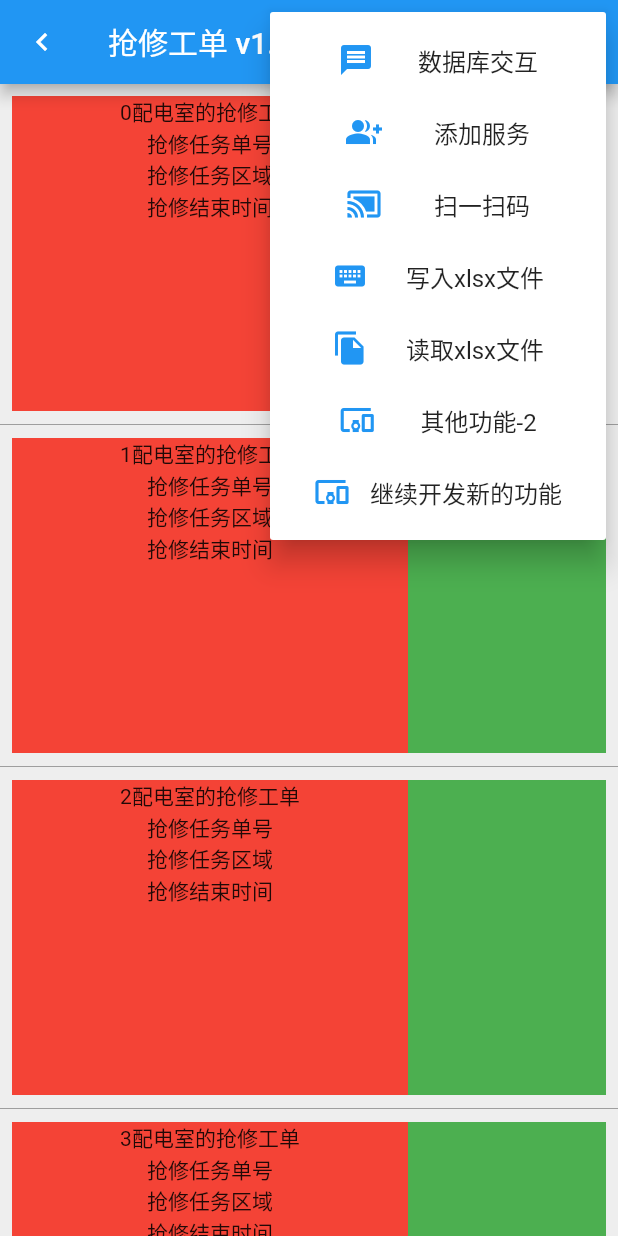
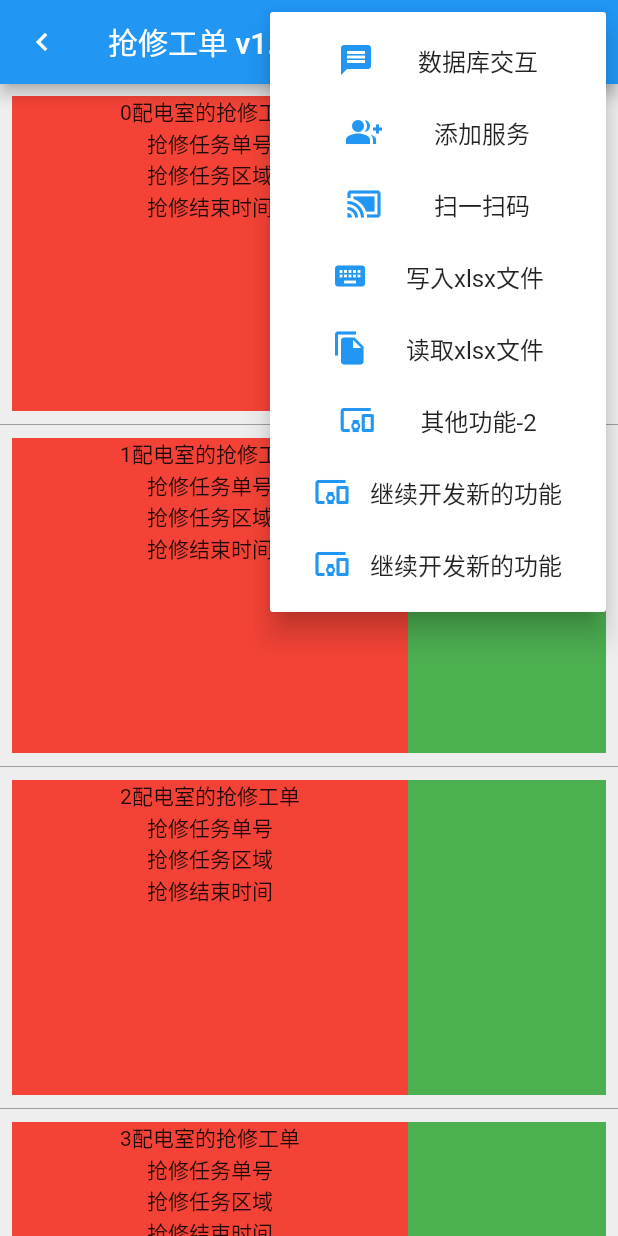
Before and after one commit to libz1/flutter_app, a Flutter app: the screen it shows after launch, after a tap on the "more vert" icon, on a phone screen of 412 x 824 dp. Run offline on Flutter 3.47's test engine with Material 2 defaults, Android fonts, the phone set to English and light mode, and no system bars; our stand-ins replace file_picker, sqflite; missing offline and left inert: excel, images_picker, scan; accounts and stored records are empty.

Commit message:
继续开发新的功能1

```diff
--- a/lib/main.dart
+++ b/lib/main.dart
@@ -707,6 +707,7 @@ class _HomePage3State extends State<HomePage3> {
                 buildPopupMenuItem(Icons.file_copy, '读取xlsx文件', 'E'),
                 buildPopupMenuItem(Icons.devices_other, '其他功能-2', 'F'),
                 buildPopupMenuItem(Icons.devices_other, '继续开发新的功能', 'G'),
+                buildPopupMenuItem(Icons.devices_other, '继续开发新的功能', 'H'),
               ],
               onSelected: (String action) {
                 // 点击选项的时候
```
